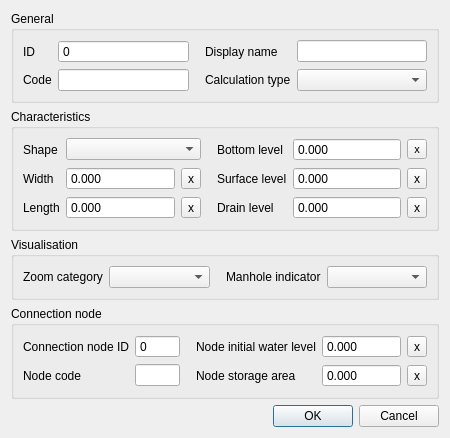
Old version of the form threedi_schematisation_editor/forms/ui/manhole.ui in the repository nens/threedi-schematisation-editor.
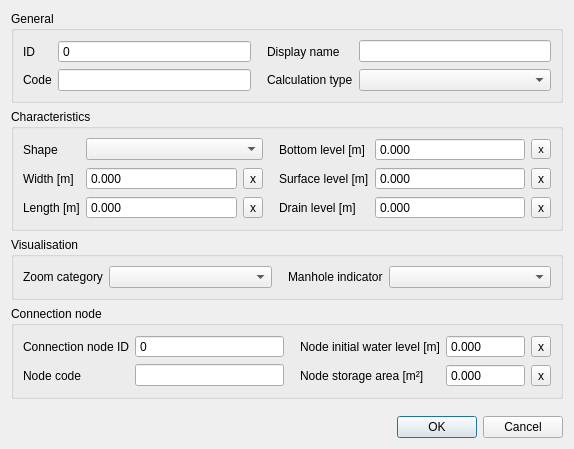
New version of the form.

Diff of the .ui file:
```diff
--- a/threedi_schematisation_editor/forms/ui/manhole.ui
+++ b/threedi_schematisation_editor/forms/ui/manhole.ui
@@ -6,8 +6,8 @@
    <rect>
     <x>0</x>
     <y>0</y>
-    <width>450</width>
-    <height>400</height>
+    <width>574</width>
+    <height>449</height>
    </rect>
   </property>
   <property name="windowTitle">
@@ -32,7 +32,7 @@
          <locale language="English" country="UnitedStates"/>
         </property>
         <property name="text">
-         <string>Bottom level</string>
+         <string>Bottom level [m]</string>
         </property>
         <property name="alignment">
          <set>Qt::AlignLeading|Qt::AlignLeft|Qt::AlignVCenter</set>
@@ -70,7 +70,7 @@
          <locale language="English" country="UnitedStates"/>
         </property>
         <property name="text">
-         <string>Drain level</string>
+         <string>Drain level [m]</string>
         </property>
         <property name="alignment">
          <set>Qt::AlignLeading|Qt::AlignLeft|Qt::AlignVCenter</set>
@@ -167,7 +167,7 @@
          <locale language="English" country="UnitedStates"/>
         </property>
         <property name="text">
-         <string>Width</string>
+         <string>Width [m]</string>
         </property>
         <property name="alignment">
          <set>Qt::AlignLeading|Qt::AlignLeft|Qt::AlignVCenter</set>
@@ -202,7 +202,7 @@
          <locale language="English" country="UnitedStates"/>
         </property>
         <property name="text">
-         <string>Length</string>
+         <string>Length [m]</string>
         </property>
         <property name="alignment">
          <set>Qt::AlignLeading|Qt::AlignLeft|Qt::AlignVCenter</set>
@@ -215,7 +215,7 @@
          <locale language="English" country="UnitedStates"/>
         </property>
         <property name="text">
-         <string>Surface level</string>
+         <string>Surface level [m]</string>
         </property>
         <property name="alignment">
          <set>Qt::AlignLeading|Qt::AlignLeft|Qt::AlignVCenter</set>
@@ -523,7 +523,7 @@
          <locale language="English" country="UnitedStates"/>
         </property>
         <property name="text">
-         <string>Node initial water level</string>
+         <string>Node initial water level [m]</string>
         </property>
         <property name="alignment">
          <set>Qt::AlignLeading|Qt::AlignLeft|Qt::AlignVCenter</set>
@@ -616,7 +616,7 @@
          <locale language="English" country="UnitedStates"/>
         </property>
         <property name="text">
-         <string>Node storage area</string>
+         <string>Node storage area [m²]</string>
         </property>
         <property name="alignment">
          <set>Qt::AlignLeading|Qt::AlignLeft|Qt::AlignVCenter</set>
```
